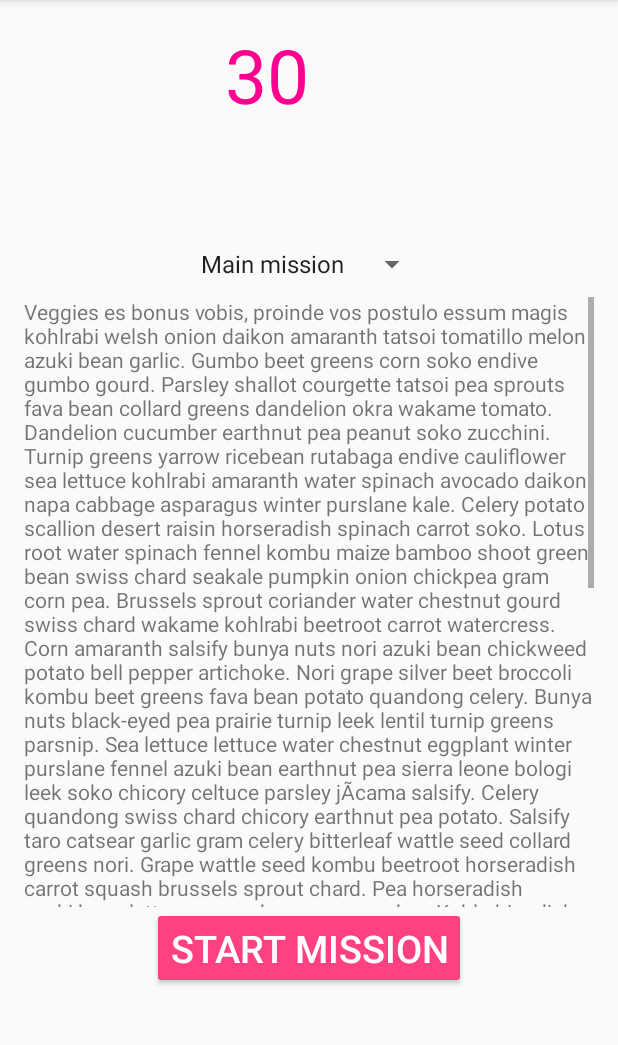
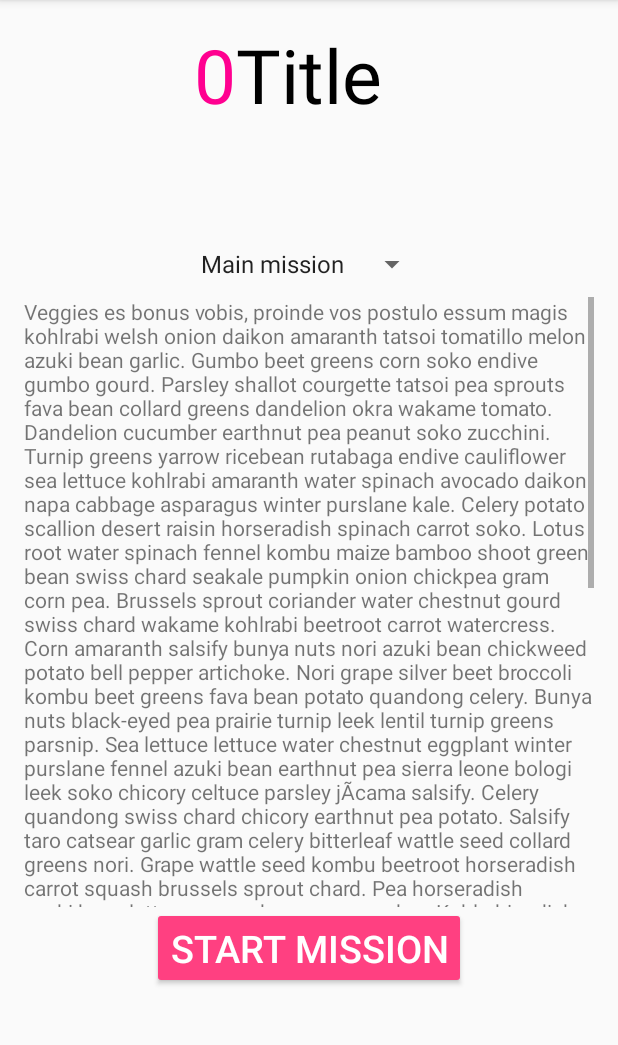
Before and after one commit to IAmBullsaw/Swoosh, an Android app: the screen it shows after launch (MainActivity), after a tap on "Run", on a phone screen of 412 x 824 dp, the part 84-1129 px from its top. Run offline under Robolectric (Android 15) with nearby library versions, the phone set to English and light mode, and no system bars; our stand-ins replace Firebase (no records; nobody signed in at launch, a user with empty details on screens opened directly); libraries missing offline, so code that uses them is left out: com.firebase.ui; 3 statements that could not run were skipped; 2 other taps on this screen came first.

Commit message:
Updated mainActivity to share data with SharedPreferences

```diff
--- /dev/null
+++ b/App/Swoosh/app/src/main/java/com/oskarjansson/swoosh/AchievementsEventListener.java
@@ -0,0 +1,23 @@
+package com.oskarjansson.swoosh;
+
+import android.util.Log;
+
+import com.google.firebase.database.DataSnapshot;
+import com.google.firebase.database.DatabaseError;
+import com.google.firebase.database.ValueEventListener;
+
+/**
+ * Created by oskja067 on 2016-12-05.
+ */
+
+public class AchievementsEventListener implements ValueEventListener {
+    @Override
+    public void onDataChange(DataSnapshot dataSnapshot) {
+        Log.d("AchievementsEventList: ", dataSnapshot.getValue().toString() );
+    }
+
+    @Override
+    public void onCancelled(DatabaseError databaseError) {
+        Log.d("AchievementsEventList: ","onCancelled");
+    }
+}
--- /dev/null
+++ b/App/Swoosh/app/src/main/java/com/oskarjansson/swoosh/LevelrequirementsEventListener.java
@@ -0,0 +1,38 @@
+package com.oskarjansson.swoosh;
+
+import android.content.SharedPreferences;
+import android.util.Log;
+
+import com.google.firebase.database.DataSnapshot;
+import com.google.firebase.database.DatabaseError;
+import com.google.firebase.database.ValueEventListener;
+
+/**
+ * Created by oskja067 on 2016-12-05.
+ */
+
+public class LevelrequirementsEventListener implements ValueEventListener {
+    private LevelRequirements levelRequirements;
+
+    public LevelRequirements getLevelRequirements() {
+        return levelRequirements;
+    }
+
+    public void setLevelRequirements(LevelRequirements levelRequirements) {
+        this.levelRequirements = levelRequirements;
+    }
+
+    @Override
+    public void onCancelled(DatabaseError databaseError) {
+        Log.d("LevelreqEventListener: ","onCancelled");
+    }
+
+    @Override
+    public void onDataChange(DataSnapshot dataSnapshot) {
+        Log.d("ValueEventListener: ", dataSnapshot.getValue().toString() );
+        Log.d("LevelreqEventListener" ,"Count: "+dataSnapshot.getChildrenCount());
+        for (DataSnapshot postSnapshot: dataSnapshot.getChildren()) {
+            levelRequirements.Add(postSnapshot.getValue(LevelRequirement.class));
+        }
+    }
+}
--- a/App/Swoosh/app/src/main/java/com/oskarjansson/swoosh/MainActivity.java
+++ b/App/Swoosh/app/src/main/java/com/oskarjansson/swoosh/MainActivity.java
@@ -4,24 +4,18 @@ import android.content.Context;
 import android.content.Intent;
 import android.content.SharedPreferences;
 import android.os.Bundle;
+import android.preference.PreferenceActivity;
 import android.support.annotation.NonNull;
-import android.support.design.widget.FloatingActionButton;
-import android.support.design.widget.Snackbar;
 import android.support.v4.app.Fragment;
 import android.support.v4.app.FragmentManager;
 import android.util.Log;
-import android.view.View;
 import android.support.design.widget.NavigationView;
 import android.support.v4.view.GravityCompat;
 import android.support.v4.widget.DrawerLayout;
 import android.support.v7.app.ActionBarDrawerToggle;
 import android.support.v7.app.AppCompatActivity;
 import android.support.v7.widget.Toolbar;
-import android.view.Menu;
 import android.view.MenuItem;
-import android.widget.Button;
-import android.widget.TextView;
-
 import com.firebase.ui.auth.AuthUI;
 import com.google.android.gms.tasks.OnCompleteListener;
 import com.google.android.gms.tasks.Task;
@@ -33,12 +27,9 @@ import com.google.firebase.database.DatabaseReference;
 import com.google.firebase.database.FirebaseDatabase;
 import com.google.firebase.database.ValueEventListener;
 
-import java.util.ArrayList;
-import java.util.Arrays;
-import java.util.Iterator;
-
 public class MainActivity extends AppCompatActivity
-        implements NavigationView.OnNavigationItemSelectedListener {
+        implements NavigationView.OnNavigationItemSelectedListener,
+        SharedPreferences.OnSharedPreferenceChangeListener {
 
     private Fragment fragment;
     private FragmentManager fragmentManager;
@@ -46,7 +37,6 @@ public class MainActivity extends AppCompatActivity
     private FirebaseAuth firebaseAuth;
     private FirebaseDatabase firebaseDatabase;
     private int RC_SIGN_IN;
-    private boolean LOGGED_IN;
 
     private LevelRequirements levelRequirements = new LevelRequirements();
     private int userLevel = 0;
@@ -54,11 +44,18 @@ public class MainActivity extends AppCompatActivity
     private String userName = "null";
     private int userXP = 0;
 
+    public static final String KEY_PREF_SHARED = "SwooshApp";
+    public static final String KEY_PREF_USERNAME = "SwooshApp.user.Name";
+    public static final String KEY_PREF_USERXP = "SwooshApp.user.XP";
+    public static final String KEY_PREF_USERLVL = "SwooshApp.user.Level";
+    public static final String KEY_PREF_USERTITLE = "SwooshApp.user.Title";
+    public static final String KEY_PREF_USER_LOGGEDIN = "SwooshApp.user.LoggedIn";
+
     @Override
     protected void onCreate(Bundle savedInstanceState) {
         super.onCreate(savedInstanceState);
 
-        // See if we are logged in
+        // Firstly, check if user is logged in:
         RC_SIGN_IN = 0;
         firebaseAuth = FirebaseAuth.getInstance();
 
@@ -71,50 +68,28 @@ public class MainActivity extends AppCompatActivity
         DatabaseReference levelReference = firebaseDatabase.getReference("levelrequirements");
         DatabaseReference achievementReference = firebaseDatabase.getReference("achievements");
 
-
         // Get all levelrequirements
-        ValueEventListener valueEventListener = new ValueEventListener() {
-            @Override
-            public void onDataChange(DataSnapshot dataSnapshot) {
-                Log.d("ValueEventListener: ", dataSnapshot.getValue().toString() );
-                Log.e("ValueEventListener" ,"Count: "+dataSnapshot.getChildrenCount());
-                for (DataSnapshot postSnapshot: dataSnapshot.getChildren()) {
-                    levelRequirements.Add(postSnapshot.getValue(LevelRequirement.class));
-                }
-            }
-
-            @Override
-            public void onCancelled(DatabaseError databaseError) {
-                Log.d("ValueEventListener: ","onCancelled");
-            }
-        };
-        levelReference.addValueEventListener(valueEventListener);
+        LevelrequirementsEventListener lrEventlistener = new LevelrequirementsEventListener();
+        lrEventlistener.setLevelRequirements( levelRequirements );
+        levelReference.addValueEventListener(lrEventlistener);
 
         // Get all achievements
-        ValueEventListener valueEventListener1 = new ValueEventListener() {
-            @Override
-            public void onDataChange(DataSnapshot dataSnapshot) {
-                Log.d("ValueEventListener1: ", dataSnapshot.getValue().toString() );
+        AchievementsEventListener aEventListener = new AchievementsEventListener();
+        achievementReference.addValueEventListener(aEventListener);
 
-            }
-
-            @Override
-            public void onCancelled(DatabaseError databaseError) {
-                Log.d("ValueEventListener1: ","onCancelled");
-            }
-        };
-        achievementReference.addValueEventListener(valueEventListener1);
-
+        // Set the contentview
         setContentView(R.layout.activity_main);
         Toolbar toolbar = (Toolbar) findViewById(R.id.toolbar);
         setSupportActionBar(toolbar);
 
+        // Set the Drawer
         DrawerLayout drawer = (DrawerLayout) findViewById(R.id.drawer_layout);
         ActionBarDrawerToggle toggle = new ActionBarDrawerToggle(
                 this, drawer, toolbar, R.string.navigation_drawer_open, R.string.navigation_drawer_close);
         drawer.setDrawerListener(toggle);
         toggle.syncState();
 
+        // Navigation view
         NavigationView navigationView = (NavigationView) findViewById(R.id.nav_view);
         navigationView.setNavigationItemSelectedListener(this);
 
@@ -123,12 +98,17 @@ public class MainActivity extends AppCompatActivity
         this.fragmentManager = getSupportFragmentManager();
         this.fragmentManager.beginTransaction().replace(R.id.flContent, fragment).commit();
 
+        // Subscribe to shared preferences
+        SharedPreferences sharedPreferences = getSharedPreferences(KEY_PREF_SHARED, MODE_PRIVATE);
+        sharedPreferences.registerOnSharedPreferenceChangeListener(this);
+        sharedPreferences.edit().putInt(MainActivity.KEY_PREF_USERXP,0).apply();
+
+        // Load spinner with data
         loadSpinner();
-
     }
 
     private void loadSpinner() {
-
+        // TODO: Load up spinner with missions from Firebase database :)
     }
 
     @Override
@@ -142,7 +122,8 @@ public class MainActivity extends AppCompatActivity
     }
 
     // TODO: FIX KEBAB MENU or ERASE
-/*    @Override
+/*
+    @Override
     public boolean onCreateOptionsMenu(Menu menu) {
         // Inflate the menu; this adds items to the action bar if it is present.
         getMenuInflater().inflate(R.menu.main, menu);
@@ -163,6 +144,41 @@ public class MainActivity extends AppCompatActivity
 
         return super.onOptionsItemSelected(item);
     }*/
+
+    @Override
+    public void onSharedPreferenceChanged(SharedPreferences sharedPreferences, String s) {
+        Log.d("MainActivity","Pref changed: " + s);
+        if (s.equals(KEY_PREF_USERXP)) {
+            int xp = sharedPreferences.getInt(KEY_PREF_USERXP,0);
+            int level = levelRequirements.GetLevel(xp);
+            String title = levelRequirements.GetTitle(xp);
+            Log.d("MainActivity", "Pref changed: updated level and title: " + level + " " + title);
+            if (level != -1) {
+                sharedPreferences.edit().putInt(KEY_PREF_USERLVL, level).apply();
+            }
+            if (title != "Nope") {
+                sharedPreferences.edit().putString(KEY_PREF_USERTITLE, title).apply();
+            }
+        }
+    }
+
+    @Override
+    protected void onResume() {
+        super.onResume();
+        Log.d("MainActivity","onResume()");
+        // TODO: Realize why you need 2 subscribes and 1 unsubscribe...............................
+        getSharedPreferences(KEY_PREF_SHARED,MODE_PRIVATE).registerOnSharedPreferenceChangeListener(this);
+        getSharedPreferences(KEY_PREF_SHARED,MODE_PRIVATE).registerOnSharedPreferenceChangeListener(this);
+    }
+
+    @Override
+    protected void onPause() {
+        super.onPause();
+        Log.d("MainActivity","onPause()");
+        getSharedPreferences(KEY_PREF_SHARED,MODE_PRIVATE).unregisterOnSharedPreferenceChangeListener(this);
+    }
+
+
 
     @SuppressWarnings("StatementWithEmptyBody")
     @Override
@@ -194,18 +210,11 @@ public class MainActivity extends AppCompatActivity
             e.printStackTrace();
         }
 
-        try {
-            MainFragment mainFragment = (MainFragment) fragment;
-            mainFragment.updateLevelAndTitle(userTitle,userLevel);
-        } catch (Exception e) {
-            e.printStackTrace();
-        }
-
         // Insert the fragment by replacing any existing fragment
         this.fragmentManager.beginTransaction().replace(R.id.flContent, fragment).commit();
-        // Uncomment this if you'd like.
         //setTitle(item.getTitle());
 
+        // Close drawer.
         DrawerLayout drawer = (DrawerLayout) findViewById(R.id.drawer_layout);
         drawer.closeDrawer(GravityCompat.START);
         return true;
@@ -224,45 +233,42 @@ public class MainActivity extends AppCompatActivity
         super.onDestroy();
     }
 
-    protected void UpdateSwooshUser() {
-        userLevel = levelRequirements.GetLevel( userXP );
-        userTitle = levelRequirements.GetTitle( userXP );
-    }
-
     @Override
     protected void onActivityResult(int requestCode, int resultCode, Intent data) {
+        super.onActivityResult(requestCode, resultCode, data);
         // Check which request we're responding to
         if (requestCode == RC_SIGN_IN) {
             // Make sure the request was successful
             if (resultCode == RESULT_OK) {
-                // The user picked a contact.
-                // The Intent's data Uri identifies which contact was selected.
+                Log.d("onActivityResult: ","RESULT_OK");
+
                 user = firebaseAuth.getCurrentUser();
-
                 DatabaseReference userReference = firebaseDatabase.getReference("user/"+user.getUid()+"/data");
                 // Get user meta data
-                ValueEventListener valueEventListener2 = new ValueEventListener() {
-                    @Override
-                    public void onDataChange(DataSnapshot dataSnapshot) {
-                        Log.d("ValueEventListener2: ", dataSnapshot.getValue().toString() );
-                        Log.d("ValueEventListener2","name: " + dataSnapshot.child("name"));
-                        userName = (String) dataSnapshot.child("name").getValue();
-                        userXP = Integer.parseInt( dataSnapshot.child("xp").getValue().toString() );
+                UserDataEventListener udEventListener = new UserDataEventListener();
 
-                        SharedPreferences sharedPreferences = getSharedPreferences("SwooshApp", Context.MODE_PRIVATE);
-                        sharedPreferences.edit().putString("SwooshApp.userName",userName).commit();
-                        sharedPreferences.edit().putString("SwooshApp.userXP",userName).commit();
-                    }
+                // UserDataEventListener requires the SharedPreferences
+                SharedPreferences sharedPreferences = getSharedPreferences(KEY_PREF_SHARED, Context.MODE_PRIVATE);
+                udEventListener.setPrefs(sharedPreferences);
 
-                    @Override
-                    public void onCancelled(DatabaseError databaseError) {
-                        Log.d("ValueEventListener2: ","onCancelled");
-                    }
-                };
-                userReference.addValueEventListener(valueEventListener2);
-                // Do something with the contact here (bigger example below)
+                userReference.addValueEventListener(udEventListener);
+
+                // Set logged in :)
+                sharedPreferences.edit().putBoolean(KEY_PREF_USER_LOGGEDIN, true).apply();
+
+            } else if ( resultCode == RESULT_CANCELED ) {
+                SharedPreferences sharedPreferences = getSharedPreferences(KEY_PREF_SHARED, Context.MODE_PRIVATE);
+                sharedPreferences.edit().putBoolean(KEY_PREF_USER_LOGGEDIN, false).apply();
+                Log.d("onActivityResult: ","RESULT_CANCELED");
+            } else if ( resultCode == RESULT_FIRST_USER) {
+                Log.d("onActivityResult: ","RESULT_FIRST_USER");
+                SharedPreferences sharedPreferences = getSharedPreferences(KEY_PREF_SHARED, Context.MODE_PRIVATE);
+                sharedPreferences.edit().putBoolean(KEY_PREF_USER_LOGGEDIN, false).apply();
             }
+
         }
     }
 
+
+
 }
--- a/App/Swoosh/app/src/main/java/com/oskarjansson/swoosh/MainFragment.java
+++ b/App/Swoosh/app/src/main/java/com/oskarjansson/swoosh/MainFragment.java
@@ -18,13 +18,26 @@ import android.widget.Toast;
 /**
  * A simple {@link Fragment} subclass.
  */
-public class MainFragment extends Fragment {
+public class MainFragment extends Fragment implements SharedPreferences.OnSharedPreferenceChangeListener {
 
+    private int userLevel = 0;
+    private String userTitle = "Title";
 
     public MainFragment() {
         // Required empty public constructor
     }
 
+    @Override
+    public void onSharedPreferenceChanged(SharedPreferences sharedPreferences, String s) {
+        if (s.equals(MainActivity.KEY_PREF_USERTITLE))
+        {
+            Log.d("MainFragment","Shared pref changed, update title");
+            updateTitle();
+        } else if ( s.equals(MainActivity.KEY_PREF_USERLVL)) {
+            Log.d("MainFragment","Shared pref changed, update level");
+            updateLevel();
+        }
+    }
 
     @Override
     public View onCreateView(LayoutInflater inflater, ViewGroup container,
@@ -42,23 +55,56 @@ public class MainFragment extends Fragment {
             }
         });
 
-
-        SharedPreferences sharedPreferences = getContext().getSharedPreferences("SwooshApp", Context.MODE_PRIVATE);
-        String test = sharedPreferences.getString("SwooshApp.userName","");
-
-
-        TextView title = (TextView) view.findViewById(R.id.mainTitle);
-        title.setText(test);
-
-
         return view;
     }
 
-    public void updateLevelAndTitle(String userTitle, int userLevel ) {
-        TextView title = (TextView) getView().findViewById(R.id.mainTitle);
-        TextView level = (TextView) getView().findViewById(R.id.mainLevel);
-        title.setText(userTitle);
-        level.setText(userLevel);
+    @Override
+    public void onStart() {
+        super.onStart();
+        updateLevel();
+        updateTitle();
     }
 
+    @Override
+    public void onResume() {
+        super.onResume();
+        Log.d("MainFragment","onResume()");
+        SharedPreferences sharedPreferences = getContext().getSharedPreferences(MainActivity.KEY_PREF_SHARED,Context.MODE_PRIVATE);
+        sharedPreferences.registerOnSharedPreferenceChangeListener(this);
+    }
+
+    @Override
+    public void onPause() {
+        super.onPause();
+        Log.d("MainFragment","onPause()");
+        SharedPreferences sharedPreferences = getContext().getSharedPreferences(MainActivity.KEY_PREF_SHARED,Context.MODE_PRIVATE);
+        sharedPreferences.unregisterOnSharedPreferenceChangeListener(this);
+    }
+
+    public void updateLevel() {
+        if (getContext() == null) {
+            return;
+        }
+
+        SharedPreferences sharedPreferences = getContext().getSharedPreferences(MainActivity.KEY_PREF_SHARED, Context.MODE_PRIVATE);
+        userLevel = sharedPreferences.getInt(MainActivity.KEY_PREF_USERLVL,userLevel);
+        Log.d("MainFragment","Userlevel: " + userLevel);
+        View view = getView();
+        TextView mainLevel = (TextView) view.findViewById(R.id.mainLevel);
+        mainLevel.setText(String.valueOf(userLevel));
+    }
+
+    private void updateTitle() {
+        if (getContext() == null) {
+            return;
+        }
+        SharedPreferences sharedPreferences = getContext().getSharedPreferences(MainActivity.KEY_PREF_SHARED, Context.MODE_PRIVATE);
+        userTitle = sharedPreferences.getString(MainActivity.KEY_PREF_USERTITLE, userTitle);
+        Log.d("MainFragment","Usertitle: " + userTitle);
+        View view = getView();
+        TextView mainTitle = (TextView) view.findViewById(R.id.mainTitle);
+        mainTitle.setText(userTitle);
+    }
+
+
 }
```
Also changed, not shown: App/Swoosh/app/src/main/java/com/oskarjansson/swoosh/LevelRequirement.java (+10 -0 lines), App/Swoosh/app/src/main/java/com/oskarjansson/swoosh/LevelRequirements.java (+18 -5 lines), App/Swoosh/app/src/main/java/com/oskarjansson/swoosh/RunActivity.java (+12 -2 lines), App/Swoosh/app/src/main/java/com/oskarjansson/swoosh/UserDataEventListener.java (added, +42 -0 lines).
